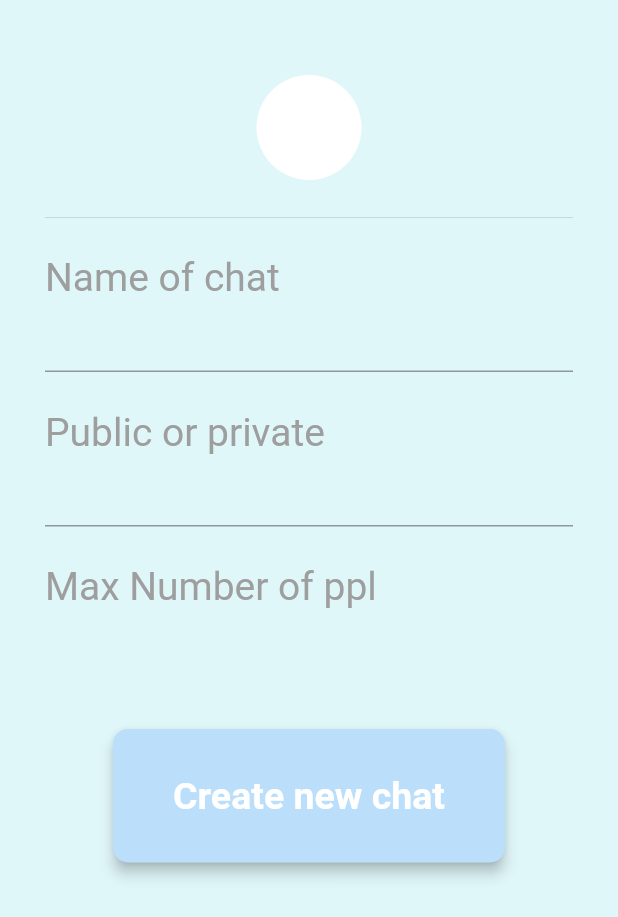
After one commit to dinocoder/kaiserproject, a Flutter app: the NewChat screen opened directly, on a phone screen of 412 x 824 dp. The commit adds this screen. Shown: the top 917 px of the screen. Run offline on Flutter 3.47's test engine with Material 2 defaults, Android fonts, the phone set to English and light mode, and no system bars; missing offline and left inert: dart:js, firstpage; statements that could not run were skipped.

Commit message:
worked on new_chat

```diff
--- a/kaiserproject/lib/main.dart
+++ b/kaiserproject/lib/main.dart
@@ -4,6 +4,7 @@ import 'package:flutter/material.dart';
 import 'package:firstpage/starter.dart';
 import 'package:firstpage/sign_in.dart';
 import 'package:firstpage/sign_up.dart';
+import 'package:firstpage/new_chat.dart';
 
 void main() => runApp(MaterialApp(
   home: Start(),
@@ -11,5 +12,6 @@ void main() => runApp(MaterialApp(
     '/starter':(context) => Start(),
     '/sign in': (context) => SignIn(),
     '/sign up':(context) => SignUp(),
+    '/new chat':(context) => NewChat(),
   },
 ));
--- /dev/null
+++ b/kaiserproject/lib/new_chat.dart
@@ -0,0 +1,82 @@
+
+import 'dart:ui';
+import 'package:flutter/material.dart';
+import 'package:firstpage/starter.dart';
+import 'package:firstpage/sign_in.dart';
+import 'package:firstpage/sign_up.dart';
+import 'package:flutter/material.dart';
+
+class NewChat extends StatelessWidget {
+  @override
+  Widget build(BuildContext context) {
+    return Scaffold(
+      backgroundColor: Colors.cyan[50],
+      body: Padding(
+        padding: EdgeInsets.fromLTRB(30.0, 50.0, 30.0, 20.0),
+        child: Column(
+          crossAxisAlignment:CrossAxisAlignment.stretch,
+          children: <Widget>[
+            Center(
+              child: CircleAvatar(
+                backgroundColor: Colors.white, //will make it optional for ppl to select img
+                radius: 35.0,
+              ),
+            ),
+            Divider(
+              height: 50.0,
+            ),
+            Text(
+              'Name of chat',
+              style: TextStyle(
+                fontSize: 26.0,
+                color:Colors.grey,
+              ),
+            ),
+            TextFormField(
+//              decoration: InputDecoration(
+//               labelText:'Person name/group chat name',
+//              ),
+            ),
+            SizedBox(height: 25.0,),
+            Text(
+              'Public or private',
+              style: TextStyle(
+                fontSize: 26.0,
+                color:Colors.grey,
+              ),
+            ),
+            TextFormField(
+//                    decoration: InputDecoration(
+//                        labelText: 'Enter your username'
+//                    ),
+            ),
+            SizedBox(height: 25.0,),
+            Text(
+              'Max Number of ppl',
+              style: TextStyle(
+                fontSize: 26.0,
+                color:Colors.grey,
+              ),
+            ),
+
+            SizedBox(height:80.0),
+            Center(
+              child: MaterialButton(
+                child: Text('Create new chat', style: TextStyle(color:Colors.white,
+                    fontWeight : FontWeight.bold, fontSize: 25.0)),
+                color: Colors.blue[100],
+                elevation: 4,
+                highlightElevation: 2,
+                shape: RoundedRectangleBorder(
+                    borderRadius: BorderRadius.circular(10)),
+                padding: EdgeInsets.only(top: 30.0, bottom: 30.0, left: 40.0, right: 40.0),
+                onPressed: () {//does something
+                },
+              ),
+            ),
+          ],
+        ),
+      ),
+    );
+  }
+}
```
